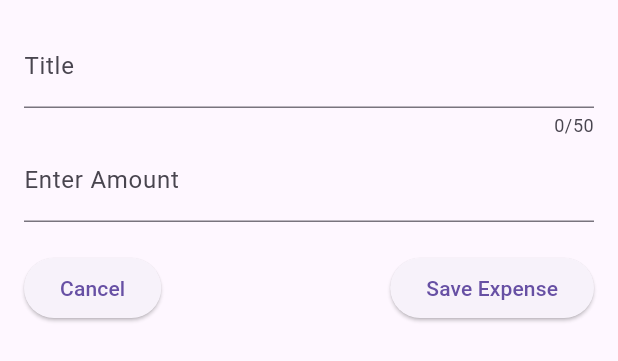
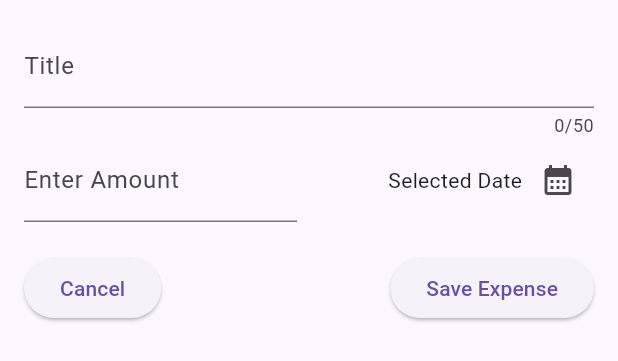
Before and after one commit to ajax-39/Flutter_BudgetBuddy, a Flutter app: the NewExpense widget shown alone on an empty page, opened directly, on a phone screen of 412 x 824 dp. Shown: the top 361 px of the screen. Run offline on Flutter 3.47's test engine with Material 3 defaults, Android fonts, the phone set to English and light mode, and no system bars.

Commit message:
inserted date picker

```diff
--- a/lib/widgets/new_expense.dart
+++ b/lib/widgets/new_expense.dart
@@ -1,4 +1,5 @@
 import 'package:flutter/material.dart';
+import 'package:flutter/widgets.dart';
 
 class NewExpense extends StatefulWidget {
   const NewExpense({super.key});
@@ -19,6 +20,24 @@ class _NewExpenseState extends State<NewExpense> {
   //#2 method to input value
   final _titleController = TextEditingController();
   final _amountController = TextEditingController();
+
+  //# date picker
+
+  void _presentDatePicker() {
+    final now = DateTime.now();
+    final firstData = DateTime(
+      now.year - 1,
+      now.month,
+      now.day,
+    );
+    showDatePicker(
+      context: context,
+      initialDate: now,
+      firstDate: firstData,
+      lastDate: now,
+    );
+  }
+
   @override
   void dispose() {
     // TODO: implement dispose
@@ -42,13 +61,35 @@ class _NewExpenseState extends State<NewExpense> {
             ),
           ),
 
-          TextField(
+          Row(
+            children: [
+              Expanded(
+                child: TextField(
                   controller: _amountController,
                   keyboardType: TextInputType.number,
                   decoration: const InputDecoration(
                     prefixText: '\$ ',
                     label: Text('Enter Amount'),
                   ),
+                ),
+              ),
+              const SizedBox(
+                width: 16,
+              ),
+              Expanded(
+                child: Row(
+                  mainAxisAlignment: MainAxisAlignment.end,
+                  crossAxisAlignment: CrossAxisAlignment.center,
+                  children: [
+                    const Text('Selected Date'),
+                    IconButton(
+                      onPressed: _presentDatePicker,
+                      icon: const Icon(Icons.calendar_month),
+                    )
+                  ],
+                ),
+              )
+            ],
           ),
 
           const SizedBox(
```
Lines whose indentation alone changed are shown as unchanged.
